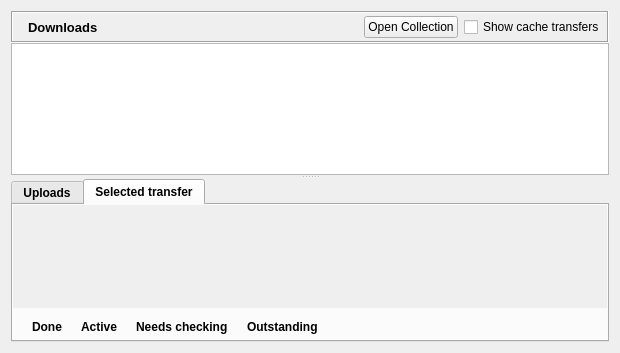
This is retroshare-gui/src/gui/TransfersDialog.ui in RetroShare/RetroShare as Qt 5 draws it before an edit. The edited form follows.
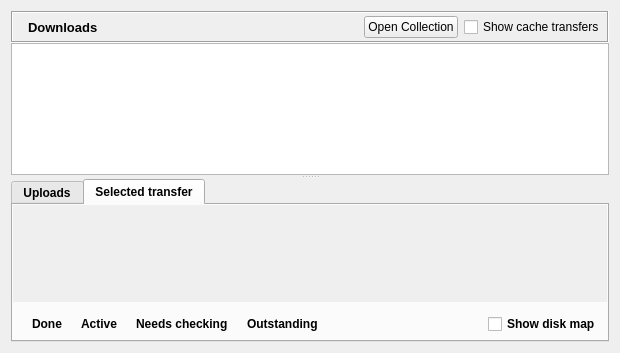
This is the edited form. The open tabs and pages were chosen to show the change. Icons and pictures are not drawn.

Commit message: added some visualization of mapping on disk for debugging purpose

```diff
--- a/retroshare-gui/src/gui/TransfersDialog.ui
+++ b/retroshare-gui/src/gui/TransfersDialog.ui
@@ -228,8 +228,8 @@
             <rect>
              <x>0</x>
              <y>0</y>
-             <width>100</width>
-             <height>30</height>
+             <width>598</width>
+             <height>91</height>
             </rect>
            </property>
           </widget>
@@ -337,6 +337,13 @@
             </item>
            </layout>
           </item>
+          <item row="0" column="5">
+           <widget class="QCheckBox" name="diskMap_CB">
+            <property name="text">
+             <string>Show disk map</string>
+            </property>
+           </widget>
+          </item>
          </layout>
         </item>
        </layout>
```
Left out of the diff: 44 changed lines with no effect on the pictures. The commit also changes 4 other files.
